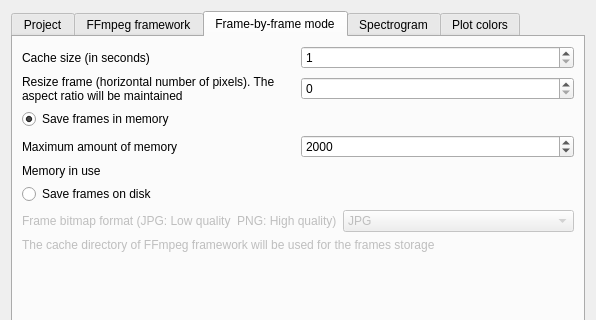
First picture: the form in src/preferences.ui, repository olivierfriard/BORIS, before the edit; both pictures show x 0 to 596 and y 0 to 320 of the 596 by 525 pixel window.
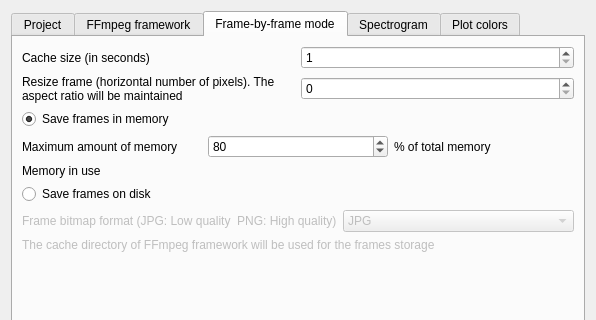
Second picture: the form after the edit.

Diff of the .ui file:
```diff
--- a/src/preferences.ui
+++ b/src/preferences.ui
@@ -381,16 +381,23 @@
            <item>
             <widget class="QSpinBox" name="sb_frames_memory_size">
              <property name="minimum">
-              <number>1</number>
+              <number>5</number>
              </property>
              <property name="maximum">
-              <number>16000</number>
+              <number>100</number>
              </property>
              <property name="singleStep">
               <number>10</number>
              </property>
              <property name="value">
-              <number>2000</number>
+              <number>80</number>
+             </property>
+            </widget>
+           </item>
+           <item>
+            <widget class="QLabel" name="lb_percent_total_memory">
+             <property name="text">
+              <string>% of total memory</string>
              </property>
             </widget>
            </item>
```
Left out of the diff: 2 changed lines with no effect on the pictures.
